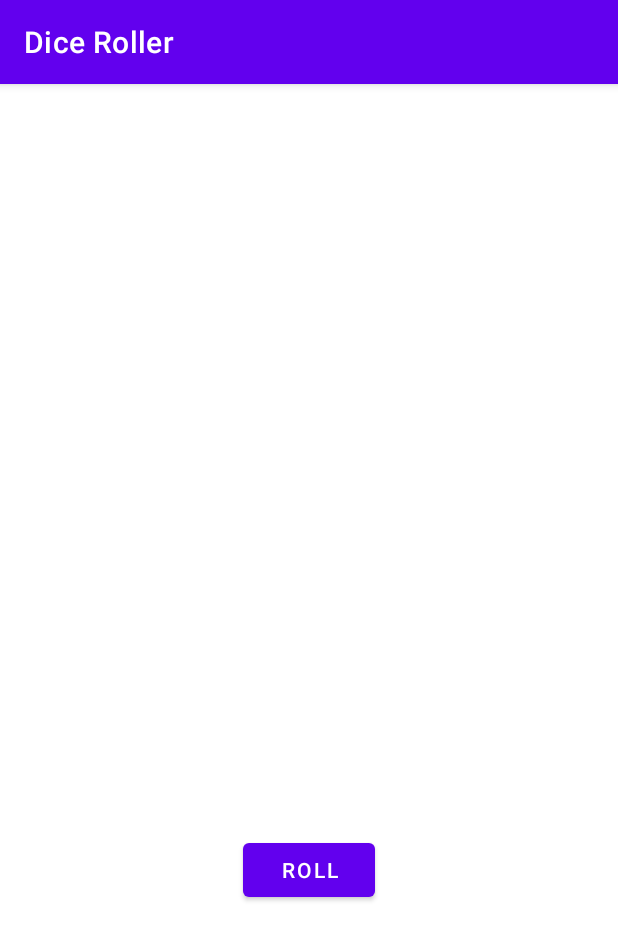
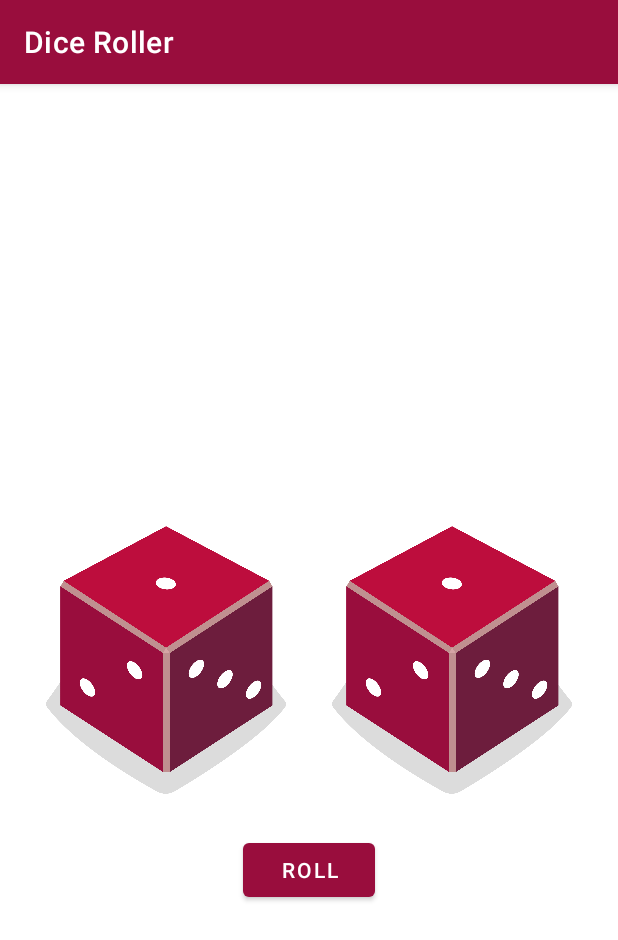
Before and after one commit to denissuhorukov/DiceRoller, an Android app: the screen it shows after launch (MainActivity), on a phone screen of 412 x 824 dp. Shown: the top 940 px of the screen. Run offline under Robolectric (Android 15) with nearby library versions, the phone set to English and light mode, and no system bars.

Commit message:
New colors

```diff
--- a/app/src/main/res/layout/activity_main.xml
+++ b/app/src/main/res/layout/activity_main.xml
@@ -24,7 +24,7 @@
         app:layout_constraintEnd_toStartOf="@+id/secondDiceImageView"
         app:layout_constraintStart_toStartOf="parent"
         app:layout_constraintTop_toTopOf="parent"
-        tools:srcCompat="@drawable/dice_1" />
+        app:srcCompat="@drawable/dice_1" />
 
     <ImageView
         android:id="@+id/secondDiceImageView"
@@ -34,7 +34,7 @@
         app:layout_constraintEnd_toEndOf="parent"
         app:layout_constraintStart_toEndOf="@+id/firstDiceImageView"
         app:layout_constraintTop_toTopOf="parent"
-        tools:srcCompat="@drawable/dice_1" />
+        app:srcCompat="@drawable/dice_1" />
 
     <TextView
         android:id="@+id/textView"
--- a/app/src/main/res/values-night/themes.xml
+++ b/app/src/main/res/values-night/themes.xml
@@ -2,12 +2,12 @@
     <!-- Base application theme. -->
     <style name="Theme.DiceRoller" parent="Theme.MaterialComponents.DayNight.DarkActionBar">
         <!-- Primary brand color. -->
-        <item name="colorPrimary">@color/purple_200</item>
-        <item name="colorPrimaryVariant">@color/purple_700</item>
+        <item name="colorPrimary">@color/primary_light</item>
+        <item name="colorPrimaryVariant">@color/primary_dark</item>
         <item name="colorOnPrimary">@color/black</item>
         <!-- Secondary brand color. -->
-        <item name="colorSecondary">@color/teal_200</item>
-        <item name="colorSecondaryVariant">@color/teal_200</item>
+        <item name="colorSecondary">@color/secondary</item>
+        <item name="colorSecondaryVariant">@color/secondary</item>
         <item name="colorOnSecondary">@color/black</item>
         <!-- Status bar color. -->
         <item name="android:statusBarColor" tools:targetApi="l">?attr/colorPrimaryVariant</item>
--- a/app/src/main/res/values/colors.xml
+++ b/app/src/main/res/values/colors.xml
@@ -1,10 +1,11 @@
 <?xml version="1.0" encoding="utf-8"?>
 <resources>
-    <color name="purple_200">#FFBB86FC</color>
-    <color name="purple_500">#FF6200EE</color>
-    <color name="purple_700">#FF3700B3</color>
-    <color name="teal_200">#FF03DAC5</color>
-    <color name="teal_700">#FF018786</color>
+    <color name="primary">#990d3d</color>
+    <color name="primary_light">#cf4967</color>
+    <color name="primary_dark">#640018</color>
+    <color name="secondary">#0d9968</color>
+    <color name="secondary_light">#54cb96</color>
+    <color name="secondary_dark">#006a3d</color>
     <color name="black">#FF000000</color>
     <color name="white">#FFFFFFFF</color>
 </resources>
--- a/app/src/main/res/values/themes.xml
+++ b/app/src/main/res/values/themes.xml
@@ -2,12 +2,12 @@
     <!-- Base application theme. -->
     <style name="Theme.DiceRoller" parent="Theme.MaterialComponents.DayNight.DarkActionBar">
         <!-- Primary brand color. -->
-        <item name="colorPrimary">@color/purple_500</item>
-        <item name="colorPrimaryVariant">@color/purple_700</item>
+        <item name="colorPrimary">@color/primary</item>
+        <item name="colorPrimaryVariant">@color/primary_dark</item>
         <item name="colorOnPrimary">@color/white</item>
         <!-- Secondary brand color. -->
-        <item name="colorSecondary">@color/teal_200</item>
-        <item name="colorSecondaryVariant">@color/teal_700</item>
+        <item name="colorSecondary">@color/secondary</item>
+        <item name="colorSecondaryVariant">@color/secondary_dark</item>
         <item name="colorOnSecondary">@color/black</item>
         <!-- Status bar color. -->
         <item name="android:statusBarColor" tools:targetApi="l">?attr/colorPrimaryVariant</item>
```
